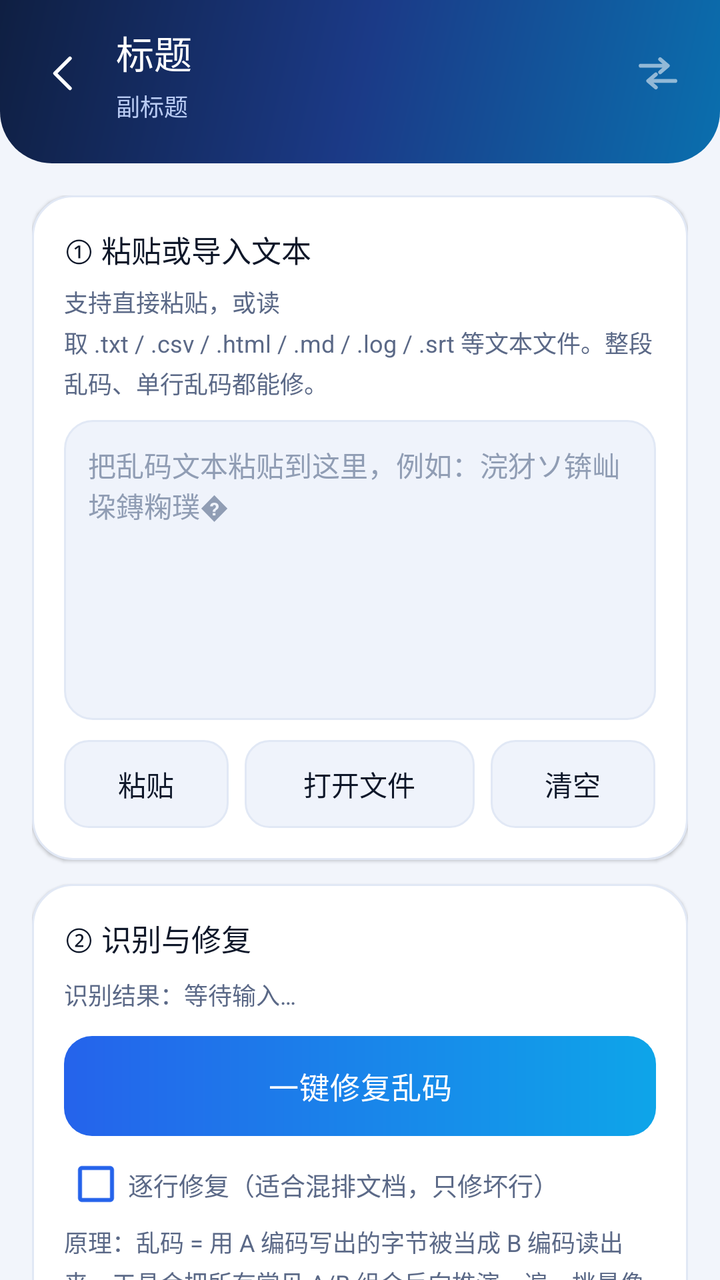
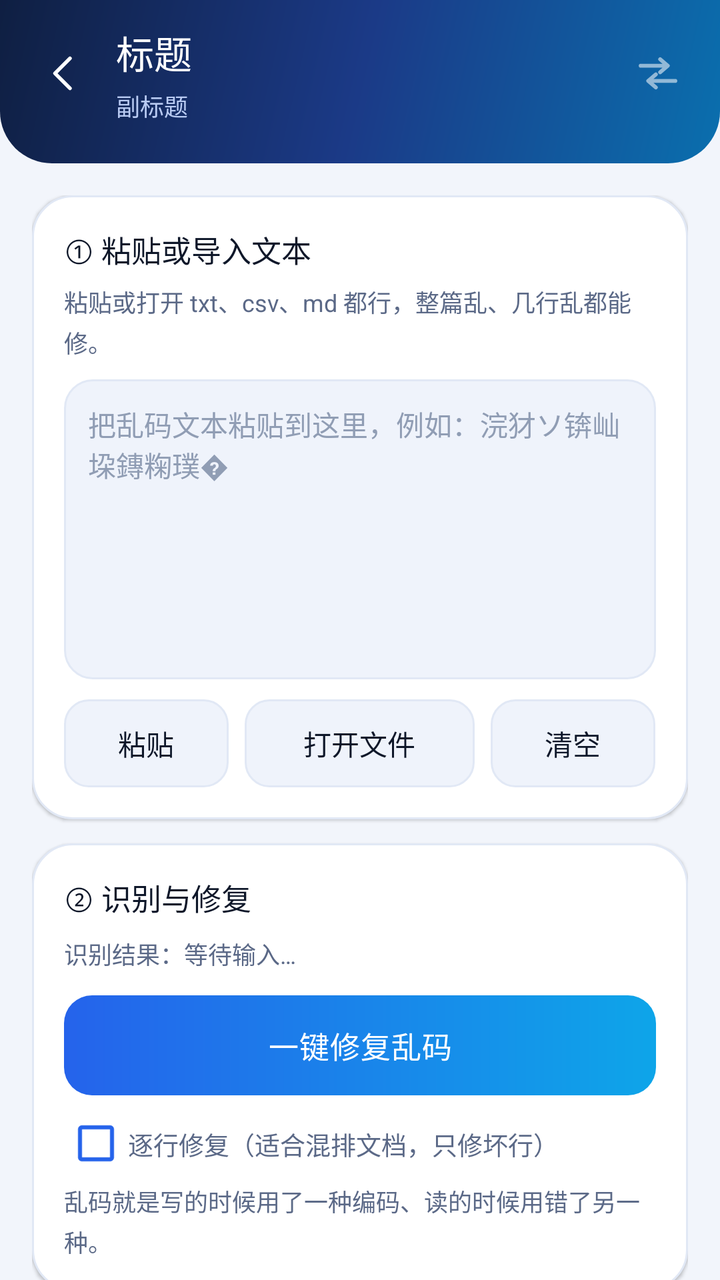

Compare the two renders of this Android layout. The source of the first and the diff that turns it into the second are given below.
<!-- AndroidManifest.xml: application theme AppTheme -->
<!-- res/layout/activity_text.xml -->
<?xml version="1.0" encoding="utf-8"?>
<ScrollView xmlns:android="http://schemas.android.com/apk/res/android"
    android:layout_width="match_parent"
    android:layout_height="match_parent"
    android:background="@color/bg"
    android:fillViewport="true"
    android:scrollbars="none">

    <LinearLayout
        android:layout_width="match_parent"
        android:layout_height="wrap_content"
        android:orientation="vertical">

        <include layout="@layout/part_topbar" />

        <LinearLayout
            android:layout_width="match_parent"
            android:layout_height="wrap_content"
            android:orientation="vertical"
            android:paddingLeft="16dp"
            android:paddingTop="16dp"
            android:paddingRight="16dp"
            android:paddingBottom="28dp">

            
            <LinearLayout
                android:layout_width="match_parent"
                android:layout_height="wrap_content"
                android:background="@drawable/bg_card"
                android:elevation="1dp"
                android:orientation="vertical"
                android:padding="16dp">

                <TextView
                    android:layout_width="wrap_content"
                    android:layout_height="wrap_content"
                    style="@style/CardText"
                    android:text="① 粘贴或导入文本" />

                <TextView
                    android:layout_width="match_parent"
                    android:layout_height="wrap_content"
                    android:layout_marginTop="6dp"
                    android:lineSpacingExtra="3dp"
                    style="@style/CaptionText"
                    android:text="支持直接粘贴，或读取 .txt / .csv / .html / .md / .log / .srt 等文本文件。整段乱码、单行乱码都能修。" />

                <EditText
                    android:id="@+id/etInput"
                    android:layout_width="match_parent"
                    android:layout_height="150dp"
                    android:layout_marginTop="10dp"
                    android:background="@drawable/bg_input"
                    android:gravity="top|start"
                    android:hint="把乱码文本粘贴到这里，例如：浣犲ソ锛屾垜鏄粷璞�"
                    android:inputType="textMultiLine"
                    android:padding="12dp"
                    android:scrollbars="vertical"
                    android:textColor="@color/text_primary"
                    android:textColorHint="@color/text_tertiary"
                    android:textSize="14sp" />

                <LinearLayout
                    android:layout_width="match_parent"
                    android:layout_height="wrap_content"
                    android:layout_marginTop="10dp"
                    android:baselineAligned="false"
                    android:orientation="horizontal">

                    <Button
                        android:id="@+id/btnPaste"
                        android:layout_width="0dp"
                        android:layout_height="44dp"
                        android:layout_marginEnd="8dp"
                        android:layout_weight="1"
                        android:maxLines="1"
                        android:minWidth="0dp"
                        android:paddingLeft="6dp"
                        android:paddingRight="6dp"
                        style="@style/SoftButton"
                        android:text="粘贴" />

                    <Button
                        android:id="@+id/btnOpenTxt"
                        android:layout_width="0dp"
                        android:layout_height="44dp"
                        android:layout_marginEnd="8dp"
                        android:layout_weight="1.4"
                        android:maxLines="1"
                        android:minWidth="0dp"
                        android:paddingLeft="6dp"
                        android:paddingRight="6dp"
                        style="@style/SoftButton"
                        android:text="打开文件" />

                    <Button
                        android:id="@+id/btnClear"
                        android:layout_width="0dp"
                        android:layout_height="44dp"
                        android:layout_weight="1"
                        android:maxLines="1"
                        android:minWidth="0dp"
                        android:paddingLeft="6dp"
                        android:paddingRight="6dp"
                        style="@style/SoftButton"
                        android:text="清空" />
                </LinearLayout>
            </LinearLayout>

            
            <LinearLayout
                android:layout_width="match_parent"
                android:layout_height="wrap_content"
                android:layout_marginTop="12dp"
                android:background="@drawable/bg_card"
                android:elevation="1dp"
                android:orientation="vertical"
                android:padding="16dp">

                <TextView
                    android:layout_width="wrap_content"
                    android:layout_height="wrap_content"
                    style="@style/CardText"
                    android:text="② 识别与修复" />

                <TextView
                    android:id="@+id/tvDetect"
                    android:layout_width="match_parent"
                    android:layout_height="wrap_content"
                    android:layout_marginTop="8dp"
                    style="@style/CaptionText"
                    android:text="识别结果：等待输入…" />

                <Button
                    android:id="@+id/btnFix"
                    android:layout_width="match_parent"
                    android:layout_height="wrap_content"
                    android:layout_marginTop="12dp"
                    style="@style/PrimaryButton"
                    android:text="一键修复乱码" />

                <CheckBox
                    android:id="@+id/cbPerLine"
                    android:layout_width="wrap_content"
                    android:layout_height="wrap_content"
                    android:layout_marginTop="8dp"
                    android:buttonTint="@color/brand"
                    android:paddingStart="0dp"
                    android:text="逐行修复（适合混排文档，只修坏行）"
                    android:textColor="@color/text_secondary"
                    android:textSize="12.5sp" />

                <TextView
                    android:layout_width="match_parent"
                    android:layout_height="wrap_content"
                    android:layout_marginTop="4dp"
                    android:lineSpacingExtra="3dp"
                    style="@style/CaptionText"
                    android:text="原理：乱码 = 用 A 编码写出的字节被当成 B 编码读出来。工具会把所有常见 A/B 组合反向推演一遍，挑最像正常文本的结果。" />
            </LinearLayout>

            
            <LinearLayout
                android:layout_width="match_parent"
                android:layout_height="wrap_content"
                android:layout_marginTop="12dp"
                android:background="@drawable/bg_card"
                android:elevation="1dp"
                android:orientation="vertical"
                android:padding="16dp">

                <TextView
                    android:layout_width="wrap_content"
                    android:layout_height="wrap_content"
                    style="@style/CardText"
                    android:text="③ 修复结果" />

                <TextView
                    android:id="@+id/tvMeta"
                    android:layout_width="match_parent"
                    android:layout_height="wrap_content"
                    android:layout_marginTop="8dp"
                    style="@style/CaptionText"
                    android:text="修复前 — → 修复后 —" />

                <ScrollView
                    android:layout_width="match_parent"
                    android:layout_height="200dp"
                    android:layout_marginTop="10dp"
                    android:background="@drawable/bg_result"
                    android:padding="12dp"
                    android:scrollbars="vertical">

                    <TextView
                        android:id="@+id/tvResult"
                        android:layout_width="match_parent"
                        android:layout_height="wrap_content"
                        android:lineSpacingExtra="4dp"
                        android:text="（修复后的文本会显示在这里）"
                        android:textColor="@color/text_primary"
                        android:textSize="14sp" />
                </ScrollView>

                <TextView
                    android:id="@+id/tvWarning"
                    android:layout_width="match_parent"
                    android:layout_height="wrap_content"
                    android:layout_marginTop="8dp"
                    android:lineSpacingExtra="3dp"
                    android:textColor="@color/warning"
                    android:textSize="12sp"
                    android:visibility="gone" />

                <LinearLayout
                    android:layout_width="match_parent"
                    android:layout_height="wrap_content"
                    android:layout_marginTop="12dp"
                    android:orientation="horizontal">

                    <Button
                        android:id="@+id/btnCopy"
                        android:layout_width="0dp"
                        android:layout_height="wrap_content"
                        android:layout_marginEnd="8dp"
                        android:layout_weight="1"
                        style="@style/GhostButton"
                        android:text="复制" />

                    <Button
                        android:id="@+id/btnSaveText"
                        android:layout_width="0dp"
                        android:layout_height="wrap_content"
                        android:layout_marginEnd="8dp"
                        android:layout_weight="1.2"
                        style="@style/GhostButton"
                        android:text="另存为" />

                    <Button
                        android:id="@+id/btnShareText"
                        android:layout_width="0dp"
                        android:layout_height="wrap_content"
                        android:layout_weight="1"
                        style="@style/GhostButton"
                        android:text="分享" />
                </LinearLayout>

                <TextView
                    android:layout_width="wrap_content"
                    android:layout_height="wrap_content"
                    android:layout_marginTop="14dp"
                    style="@style/CaptionText"
                    android:text="另存为以下编码" />

                <HorizontalScrollView
                    android:layout_width="match_parent"
                    android:layout_height="wrap_content"
                    android:layout_marginTop="6dp"
                    android:scrollbars="none">

                    <LinearLayout
                        android:id="@+id/encChips"
                        android:layout_width="wrap_content"
                        android:layout_height="wrap_content"
                        android:orientation="horizontal" />
                </HorizontalScrollView>

                <TextView
                    android:id="@+id/tvOptionTitle"
                    android:layout_width="wrap_content"
                    android:layout_height="wrap_content"
                    android:layout_marginTop="14dp"
                    style="@style/CaptionText"
                    android:text="其它可能的还原结果（点按采用）"
                    android:visibility="gone" />

                <LinearLayout
                    android:id="@+id/optionHost"
                    android:layout_width="match_parent"
                    android:layout_height="wrap_content"
                    android:layout_marginTop="4dp"
                    android:orientation="vertical" />
            </LinearLayout>
        </LinearLayout>
    </LinearLayout>
</ScrollView>
<!-- res/layout/part_topbar.xml (included above) -->
<?xml version="1.0" encoding="utf-8"?>
<LinearLayout xmlns:android="http://schemas.android.com/apk/res/android"
    android:layout_width="match_parent"
    android:layout_height="wrap_content"
    android:background="@drawable/bg_topbar"
    android:orientation="vertical"
    android:paddingLeft="10dp"
    android:paddingTop="12dp"
    android:paddingRight="18dp"
    android:paddingBottom="20dp">

    <LinearLayout
        android:layout_width="match_parent"
        android:layout_height="wrap_content"
        android:gravity="center_vertical"
        android:orientation="horizontal">

        <ImageView
            android:id="@+id/btnBack"
            android:layout_width="44dp"
            android:layout_height="44dp"
            android:background="?android:attr/selectableItemBackgroundBorderless"
            android:contentDescription="返回"
            android:padding="10dp"
            android:src="@drawable/ic_back" />

        <LinearLayout
            android:layout_width="0dp"
            android:layout_height="wrap_content"
            android:layout_marginStart="4dp"
            android:layout_weight="1"
            android:orientation="vertical">

            <TextView
                android:id="@+id/tvTitle"
                android:layout_width="wrap_content"
                android:layout_height="wrap_content"
                android:fontFamily="sans-serif-medium"
                android:textColor="@color/white"
                android:textSize="19sp"
                android:text="标题" />

            <TextView
                android:id="@+id/tvSubtitle"
                android:layout_width="wrap_content"
                android:layout_height="wrap_content"
                android:layout_marginTop="4dp"
                android:textColor="@color/header_sub"
                android:textSize="12sp"
                android:text="副标题" />
        </LinearLayout>

        <ImageView
            android:id="@+id/ivHeaderIcon"
            android:layout_width="26dp"
            android:layout_height="26dp"
            android:alpha="0.55"
            android:contentDescription="@null"
            android:src="@drawable/ic_swap" />
    </LinearLayout>
</LinearLayout>
<!-- resources referenced by this layout -->
<resources>
  <color name="bg">#F2F5FB</color>
  <color name="brand">#2563EB</color>
  <color name="header_sub">#B9CBF3</color>
  <color name="text_primary">#0E1729</color>
  <color name="text_secondary">#5B6987</color>
  <color name="text_tertiary">#909DB4</color>
  <color name="warning">#B45309</color>
  <color name="white">#FFFFFF</color>
  <!-- drawable bg_card (drawable) -->
  <?xml version="1.0" encoding="utf-8"?>
  <shape xmlns:android="http://schemas.android.com/apk/res/android" android:shape="rectangle">
      <solid android:color="@color/surface" />
      <corners android:radius="20dp" />
      <stroke android:width="1dp" android:color="@color/divider" />
  </shape>
  <!-- drawable bg_input (drawable) -->
  <?xml version="1.0" encoding="utf-8"?>
  <shape xmlns:android="http://schemas.android.com/apk/res/android" android:shape="rectangle">
      <solid android:color="@color/surface_alt" />
      <corners android:radius="14dp" />
      <stroke android:width="1dp" android:color="@color/divider" />
  </shape>
  <!-- drawable bg_result (drawable) -->
  <?xml version="1.0" encoding="utf-8"?>
  <shape xmlns:android="http://schemas.android.com/apk/res/android" android:shape="rectangle">
      <solid android:color="@color/surface_alt" />
      <corners android:radius="14dp" />
  </shape>
  <!-- drawable bg_topbar (drawable) -->
  <?xml version="1.0" encoding="utf-8"?>
  <shape xmlns:android="http://schemas.android.com/apk/res/android" android:shape="rectangle">
      <gradient android:angle="315" android:startColor="@color/brand_deep" android:centerColor="@color/brand_mid" android:endColor="#0A6FAE" android:type="linear" />
      <corners android:bottomLeftRadius="26dp" android:bottomRightRadius="26dp" />
  </shape>
  <style name="CaptionText">
          <item name="android:textColor">@color/text_secondary</item>
          <item name="android:textSize">12sp</item>
          <item name="android:lineSpacingExtra">3sp</item>
      </style>
  <style name="CardText">
          <item name="android:textColor">@color/text_primary</item>
          <item name="android:textSize">15sp</item>
          <item name="android:fontFamily">sans-serif-medium</item>
      </style>
  <color name="surface">#FFFFFF</color>
  <color name="divider">#E1E8F5</color>
  <color name="surface_alt">#EFF3FB</color>
  <color name="brand_deep">#0F1F42</color>
  <color name="brand_mid">#1B3A87</color>
  <!-- drawable bg_btn_ghost (drawable) -->
  <?xml version="1.0" encoding="utf-8"?>
  <ripple xmlns:android="http://schemas.android.com/apk/res/android" android:color="#1A2563EB">
      <item>
          <shape android:shape="rectangle">
              <solid android:color="@color/surface" />
              <corners android:radius="12dp" />
              <stroke android:width="1.2dp" android:color="@color/brand" />
          </shape>
      </item>
  </ripple>
  <!-- drawable bg_btn_primary (drawable) -->
  <?xml version="1.0" encoding="utf-8"?>
  <ripple xmlns:android="http://schemas.android.com/apk/res/android" android:color="#4DFFFFFF">
      <item>
          <shape android:shape="rectangle">
              <gradient android:angle="0" android:startColor="@color/brand" android:endColor="@color/accent" android:type="linear" />
              <corners android:radius="14dp" />
          </shape>
      </item>
  </ripple>
  <!-- drawable bg_btn_soft (drawable) -->
  <?xml version="1.0" encoding="utf-8"?>
  <ripple xmlns:android="http://schemas.android.com/apk/res/android" android:color="#220E1729">
      <item>
          <shape android:shape="rectangle">
              <solid android:color="@color/surface_alt" />
              <corners android:radius="12dp" />
              <stroke android:width="1dp" android:color="@color/divider" />
          </shape>
      </item>
  </ripple>
  <color name="accent">#0EA5E9</color>
  <!-- unchanged entries left out for length: 6 -->
</resources>

<!-- the commit's change to res/layout/activity_text.xml (unified diff, before → after) -->
@@ -43,7 +43,7 @@
                     android:layout_marginTop="6dp"
                     android:lineSpacingExtra="3dp"
                     style="@style/CaptionText"
-                    android:text="支持直接粘贴，或读取 .txt / .csv / .html / .md / .log / .srt 等文本文件。整段乱码、单行乱码都能修。" />
+                    android:text="粘贴或打开 txt、csv、md 都行，整篇乱、几行乱都能修。" />
 
                 <EditText
                     android:id="@+id/etInput"
@@ -156,7 +156,7 @@
                     android:layout_marginTop="4dp"
                     android:lineSpacingExtra="3dp"
                     style="@style/CaptionText"
-                    android:text="原理：乱码 = 用 A 编码写出的字节被当成 B 编码读出来。工具会把所有常见 A/B 组合反向推演一遍，挑最像正常文本的结果。" />
+                    android:text="乱码就是写的时候用了一种编码、读的时候用错了另一种。" />
             </LinearLayout>
 
             
